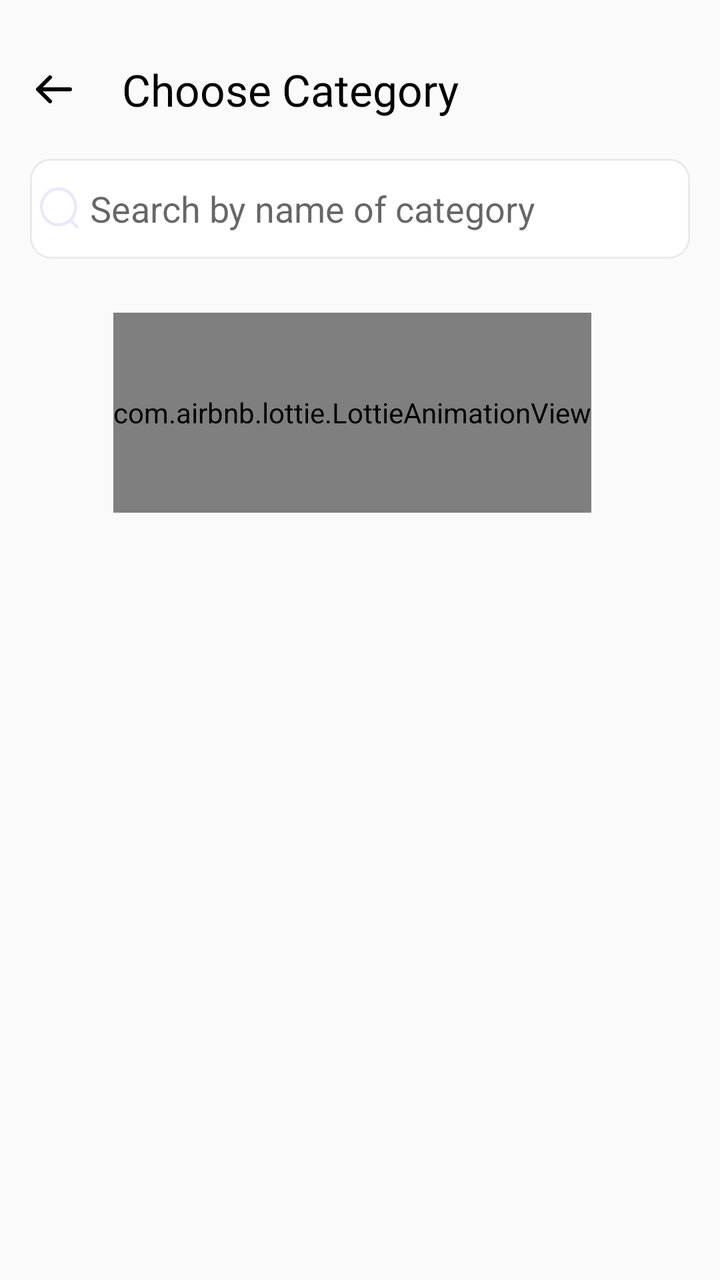
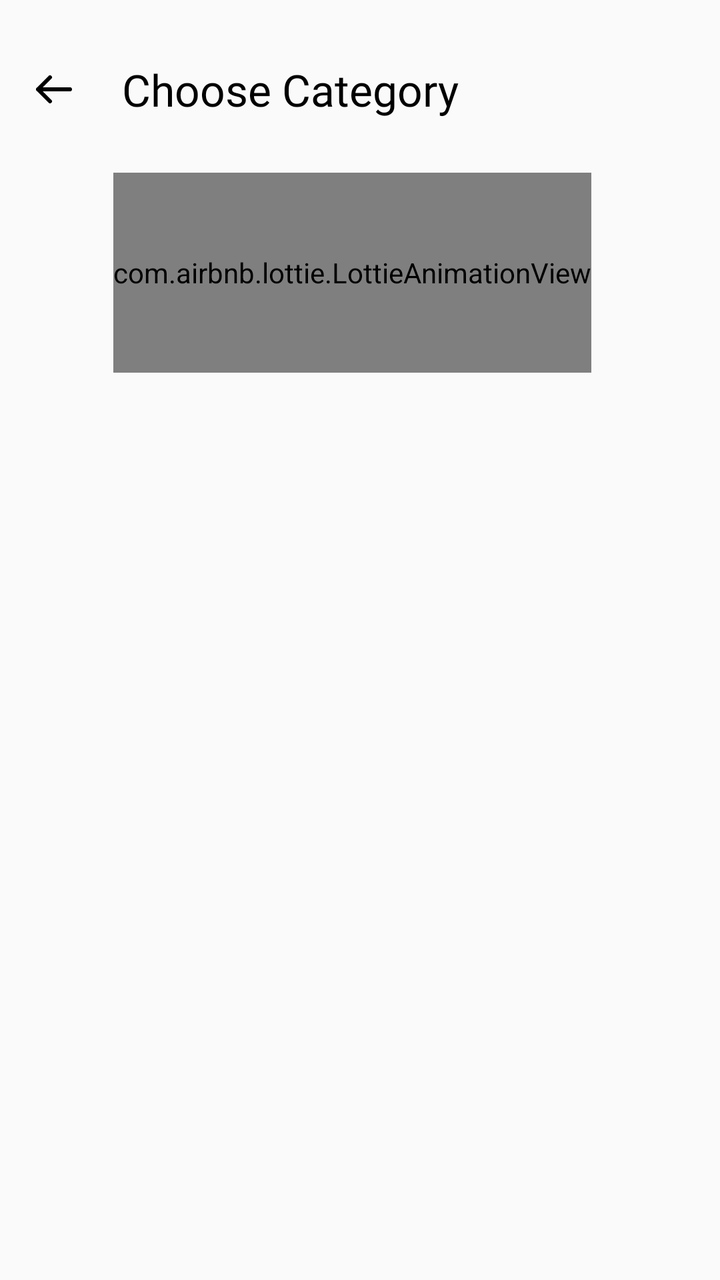

The first picture is an Android layout as it rendered before a commit; the second is the same layout after the commit. The layout source and the unified diff follow.
<!-- AndroidManifest.xml: application theme Theme.NewDesign -->
<!-- res/layout/choose_category_offersfragment.xml -->
<?xml version="1.0" encoding="utf-8"?>
<androidx.constraintlayout.widget.ConstraintLayout
        xmlns:android="http://schemas.android.com/apk/res/android"
        xmlns:tools="http://schemas.android.com/tools"
        xmlns:app="http://schemas.android.com/apk/res-auto"
        android:layout_width="match_parent"
        android:layout_height="match_parent"
        android:background="@color/bg_color_gray"
        tools:context=".fragment.offers.ChooseCategoryOffersFragment">

    <com.google.android.material.imageview.ShapeableImageView
            android:id="@+id/iv_arrow"
            android:layout_width="wrap_content"
            android:layout_height="wrap_content"
            android:layout_marginStart="8dp"
            android:adjustViewBounds="true"
            android:padding="10dp"
            android:src="@drawable/ic_arrowleft"
            app:layout_constraintBottom_toBottomOf="@+id/tv_search"
            app:layout_constraintStart_toStartOf="parent"
            app:layout_constraintTop_toTopOf="@+id/tv_search" />

    <androidx.appcompat.widget.AppCompatTextView
            android:id="@+id/tv_search"
            android:layout_width="wrap_content"
            android:layout_height="wrap_content"
            android:layout_marginStart="15dp"
            android:layout_marginTop="30dp"
            android:fontFamily="@font/sf_pro_display_semibold"
            android:text="@string/choose_category"
            android:textColor="@color/black"
            android:textSize="22sp"
            app:layout_constraintStart_toEndOf="@+id/iv_arrow"
            app:layout_constraintTop_toTopOf="parent" />

    <EditText
            android:id="@+id/et_search"
            android:layout_width="0dp"
            android:layout_height="50dp"
            android:layout_marginTop="20dp"
            android:padding="5dp"
            android:layout_marginStart="15dp"
            android:layout_marginEnd="15dp"
            android:drawableStart="@drawable/icon_search"
            android:drawableTint="@color/move"
            android:drawablePadding="5dp"
            android:imeOptions="actionDone"
            android:hint="@string/search_by_name_of_category"
            android:inputType="text"
            android:background="@drawable/bg_edittext"
            app:layout_constraintStart_toStartOf="parent"
            app:layout_constraintTop_toBottomOf="@+id/tv_search"
            app:layout_constraintEnd_toEndOf="parent" />

    <androidx.core.widget.NestedScrollView
            android:id="@+id/layout_parent"
            android:layout_width="match_parent"
            android:layout_height="0dp"
            android:layout_marginTop="3dp"
            app:layout_constraintTop_toBottomOf="@+id/et_search"
            app:layout_constraintStart_toStartOf="parent"
            app:layout_constraintEnd_toEndOf="parent"
            app:layout_constraintBottom_toTopOf="@+id/imageView">

        <androidx.constraintlayout.widget.ConstraintLayout
                android:layout_width="match_parent"
                android:layout_height="match_parent">

            <androidx.recyclerview.widget.RecyclerView
                    android:id="@+id/rv_OtherSpecialties"
                    android:layout_width="match_parent"
                    android:layout_height="@dimen/_500sdp"
                    app:layout_constraintStart_toStartOf="parent"
                    app:layout_constraintEnd_toEndOf="parent"
                    app:layout_constraintBottom_toBottomOf="parent"
                    android:layout_marginBottom="10dp"
                    android:layout_marginTop="24dp"
                    android:layout_marginStart="8dp"
                    android:layout_marginEnd="8dp"
                    android:paddingTop="3dp"
                    android:paddingBottom="10dp"
                    android:orientation="vertical"
                    app:layoutManager="androidx.recyclerview.widget.LinearLayoutManager"
                    app:layout_constraintTop_toTopOf="parent"
                    tools:listitem="@layout/item_layout_choose_specialties" />
            <com.airbnb.lottie.LottieAnimationView
                    android:id="@+id/iv_message"
                    android:layout_width="wrap_content"
                    android:layout_height="100dp"
                    android:layout_marginEnd="8dp"
                    app:lottie_rawRes="@raw/animatiom"
                    app:lottie_autoPlay="false"
                    app:lottie_loop="true"
                    app:layout_constraintEnd_toEndOf="@+id/rv_OtherSpecialties"
                    app:layout_constraintStart_toStartOf="@+id/rv_OtherSpecialties"
                    app:layout_constraintBottom_toBottomOf="@+id/rv_OtherSpecialties"
                    app:layout_constraintTop_toTopOf="@+id/rv_OtherSpecialties" />
        </androidx.constraintlayout.widget.ConstraintLayout>
    </androidx.core.widget.NestedScrollView>

    <ImageView
            android:id="@+id/imageView"
            android:layout_width="100dp"
            android:layout_height="1dp"
            android:layout_marginTop="20dp"
            android:layout_marginBottom="10dp"
            android:adjustViewBounds="true"
            android:contentDescription="TODO"
            app:layout_constraintTop_toBottomOf="@+id/layout_parent"
            app:layout_constraintBottom_toBottomOf="parent"
            app:layout_constraintEnd_toEndOf="parent"
            app:layout_constraintStart_toStartOf="parent" />


</androidx.constraintlayout.widget.ConstraintLayout>
<!-- res/layout/item_layout_choose_specialties.xml (included above) -->
<?xml version="1.0" encoding="utf-8"?>
<androidx.constraintlayout.widget.ConstraintLayout
        xmlns:android="http://schemas.android.com/apk/res/android"
        android:layout_width="match_parent"
        android:layout_height="wrap_content"
        android:padding="5dp"
        xmlns:app="http://schemas.android.com/apk/res-auto">

    <androidx.constraintlayout.widget.ConstraintLayout
            android:id="@+id/layout_choose_specialties"
            android:layout_width="match_parent"
            android:layout_height="65dp"
            android:background="@drawable/more_cards_background"
            app:layout_constraintEnd_toEndOf="parent"
            app:layout_constraintStart_toStartOf="parent"
            app:layout_constraintTop_toTopOf="parent">

        <com.google.android.material.imageview.ShapeableImageView
                android:id="@+id/iv_specilizationLogo"
                android:layout_width="24dp"
                android:layout_height="24dp"
                android:adjustViewBounds="true"
                android:layout_marginStart="15dp"
                android:src="@drawable/svg_dentesit"
                app:layout_constraintTop_toTopOf="parent"
                app:layout_constraintStart_toStartOf="parent"
                app:layout_constraintBottom_toBottomOf="parent" />

        <TextView
                android:id="@+id/tv_specilization"
                android:layout_width="wrap_content"
                android:layout_height="wrap_content"
                android:layout_marginStart="10dp"
                android:layout_marginEnd="10dp"
                android:fontFamily="@font/sf_pro_display_semibold"
                android:gravity="start"
                android:text="@string/medical_record"
                android:textColor="@color/black"
                android:textSize="16sp"
                app:layout_constraintStart_toEndOf="@+id/iv_specilizationLogo"
                app:layout_constraintTop_toTopOf="@+id/iv_specilizationLogo"
                app:layout_constraintBottom_toBottomOf="@+id/iv_specilizationLogo" />

        <com.google.android.material.imageview.ShapeableImageView
                android:id="@+id/iv_specilization"
                android:layout_width="24dp"
                android:layout_height="24dp"
                android:layout_marginEnd="10dp"
                android:adjustViewBounds="true"
                android:src="@drawable/svg_arrow_right"
                app:layout_constraintEnd_toEndOf="parent"
                app:layout_constraintTop_toTopOf="parent"
                app:layout_constraintBottom_toBottomOf="parent" />


    </androidx.constraintlayout.widget.ConstraintLayout>


</androidx.constraintlayout.widget.ConstraintLayout>
<!-- resources referenced by this layout -->
<resources>
  <color name="bg_color_gray">#FAFAFA</color>
  <color name="black">#FF000000</color>
  <color name="move">#E8E8FD</color>
  <!-- drawable bg_edittext (drawable) -->
  <?xml version="1.0" encoding="utf-8"?>
  <shape xmlns:android="http://schemas.android.com/apk/res/android"
      android:shape="rectangle"
      >
  
      <solid android:color="@color/white"/>
      <corners android:radius="10dp"/>
      <stroke android:color="@color/new_grey_color" android:width="1dp" android:dashWidth="1dp"/>
  
  </shape>
  <!-- drawable ic_arrowleft (drawable) -->
  <vector android:autoMirrored="true" android:height="14dp"
      android:viewportHeight="14" android:viewportWidth="18"
      android:width="18dp" xmlns:android="http://schemas.android.com/apk/res/android">
      <path android:fillColor="#00000000"
          android:pathData="M17,7H1M1,7L7,13M1,7L7,1"
          android:strokeColor="#000000" android:strokeLineCap="round"
          android:strokeLineJoin="round" android:strokeWidth="2"/>
  </vector>
  <!-- drawable icon_search (drawable) -->
  <vector xmlns:android="http://schemas.android.com/apk/res/android"
      android:width="20dp"
      android:height="21dp"
      android:viewportWidth="21"
      android:viewportHeight="21">
    <path
        android:pathData="M9.739,0C15.109,0 19.477,4.368 19.477,9.738C19.477,12.271 18.505,14.582 16.914,16.316L20.044,19.441C20.337,19.734 20.338,20.208 20.045,20.501C19.899,20.649 19.706,20.722 19.514,20.722C19.323,20.722 19.131,20.649 18.984,20.503L15.816,17.343C14.149,18.678 12.036,19.477 9.739,19.477C4.369,19.477 0,15.108 0,9.738C0,4.368 4.369,0 9.739,0ZM9.739,1.5C5.196,1.5 1.5,5.195 1.5,9.738C1.5,14.281 5.196,17.977 9.739,17.977C14.281,17.977 17.977,14.281 17.977,9.738C17.977,5.195 14.281,1.5 9.739,1.5Z"
        android:fillColor="#98A2B3"
        android:fillType="evenOdd"/>
  </vector>
  <!-- drawable more_cards_background (drawable) -->
  <?xml version="1.0" encoding="utf-8"?>
  <shape xmlns:android="http://schemas.android.com/apk/res/android"
      android:shape="rectangle"
      >
      <solid android:color="@color/white"/>
      <corners android:radius="12dp"/>
      <stroke android:color="#E9EAEF" android:width="1dp" android:dashWidth="1dp"/>
  
  </shape>
  <!-- drawable svg_arrow_right (drawable) -->
  <vector android:autoMirrored="true" android:height="20dp"
      android:viewportHeight="20" android:viewportWidth="20"
      android:width="20dp" xmlns:android="http://schemas.android.com/apk/res/android">
      <path android:fillColor="#00000000"
          android:pathData="M7.425,16.6L12.858,11.167C13.5,10.525 13.5,9.475 12.858,8.834L7.425,3.4"
          android:strokeColor="#000000" android:strokeLineCap="round"
          android:strokeLineJoin="round" android:strokeWidth="1"/>
  </vector>
  <!-- drawable svg_dentesit: vector/xml drawable (drawable, 2023 chars, omitted) -->
  <string name="choose_category">Choose Category</string>
  <string name="medical_record">Medical Record</string>
  <string name="search_by_name_of_category">Search by name of category</string>
  <style name="Theme.NewDesign" parent="Theme.MaterialComponents.Light.NoActionBar">
          
          <item name="colorPrimary">@color/purple_500</item>
          <item name="colorPrimaryVariant">@color/purple_700</item>
          <item name="colorOnPrimary">@color/white</item>
          
          <item name="colorSecondary">#0639BA</item>
          <item name="colorSecondaryVariant">@color/teal_700</item>
          <item name="colorOnSecondary">@color/black</item>
          
          <item name="android:statusBarColor">?attr/colorPrimaryVariant</item>
          
      </style>
  <color name="white">#FFFFFFFF</color>
  <color name="new_grey_color">#E9EAEF</color>
  <color name="purple_500">#AEB3BE</color>
  <color name="purple_700">#FF3700B3</color>
  <color name="teal_700">#FF018786</color>
</resources>

<!-- the commit's change to res/layout/choose_category_offersfragment.xml (unified diff, before → after) -->
@@ -39,6 +39,7 @@
             android:layout_height="50dp"
             android:layout_marginTop="20dp"
             android:padding="5dp"
+            android:visibility="gone"
             android:layout_marginStart="15dp"
             android:layout_marginEnd="15dp"
             android:drawableStart="@drawable/icon_search"
